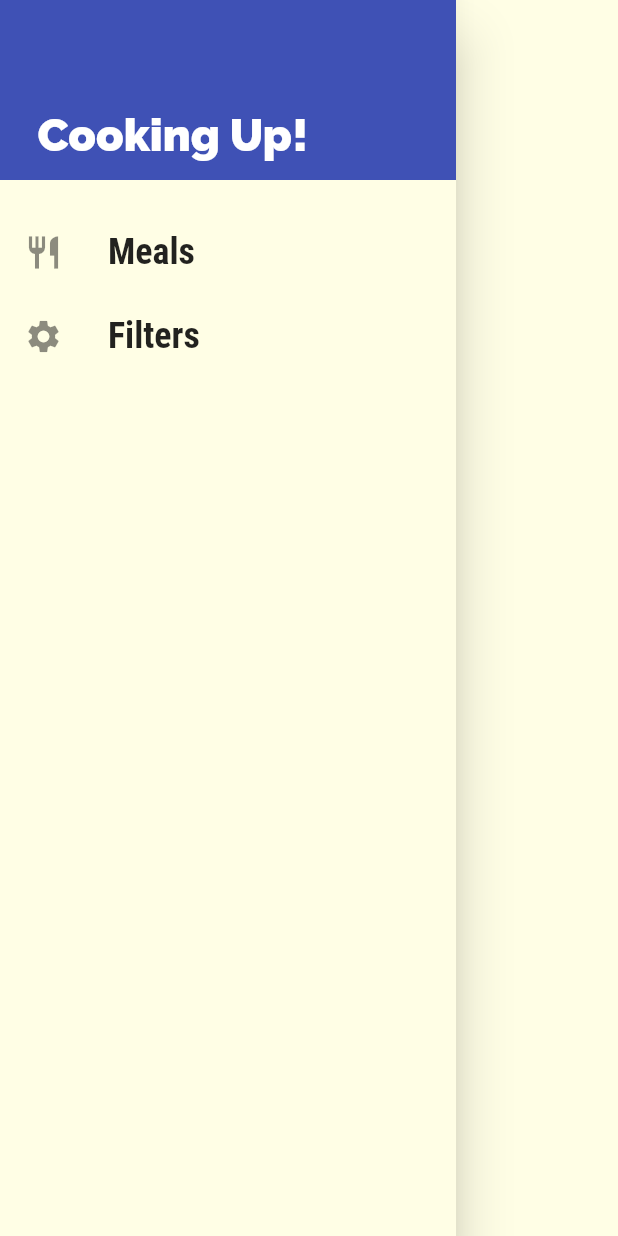
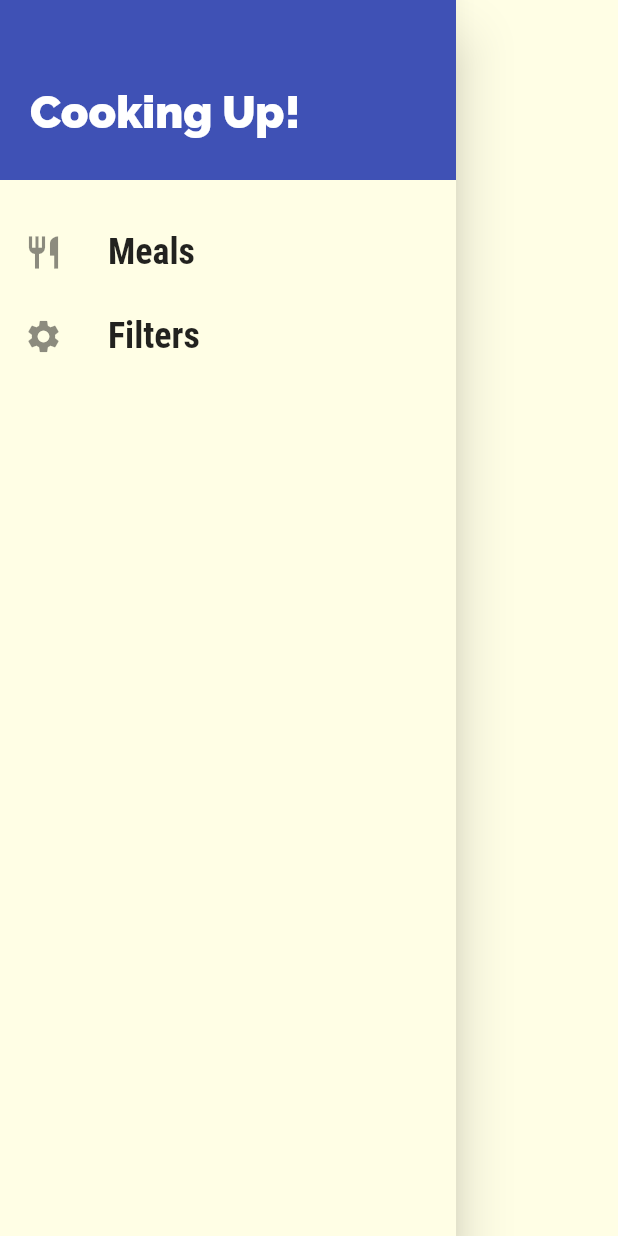
Before and after one commit to akjha96/Khana_Khao_Flutter_App, a Flutter app: the MainDrawer widget shown alone on an empty page, opened directly, on a phone screen of 412 x 824 dp. Run offline on Flutter 3.47's test engine with Material 2 defaults, Android fonts, the phone set to English and light mode, and no system bars.

Commit message:
Final ui tweaks

```diff
--- a/lib/dummy_data.dart
+++ b/lib/dummy_data.dart
@@ -219,7 +219,7 @@ const DUMMY_MEALS = [
     ],
     isGlutenFree: true,
     isVegan: false,
-    isVegetarian: true,
+    isVegetarian: false,
     isLactoseFree: true,
   ),
   Meal(
--- a/lib/widgets/main_drawer.dart
+++ b/lib/widgets/main_drawer.dart
@@ -28,12 +28,12 @@ class MainDrawer extends StatelessWidget {
           Container(
             height: 120,
             width: double.infinity,
-            padding: EdgeInsets.fromLTRB(25, 60, 20, 0),
+            padding: EdgeInsets.fromLTRB(20, 30, 20, 0),
             alignment: Alignment.centerLeft,
             color: Theme.of(context).colorScheme.primary,
             child: Text('Cooking Up!',
                 style: TextStyle(
-                  fontWeight: FontWeight.w800,
+                  fontWeight: FontWeight.w900,
                   fontSize: 30,
                   color: Colors.white,
                 )),
```
